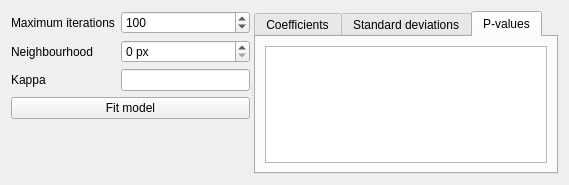
nextgis/qgis_molusce, file ui/logisticregressionwidgetbase.ui: the form before one commit.
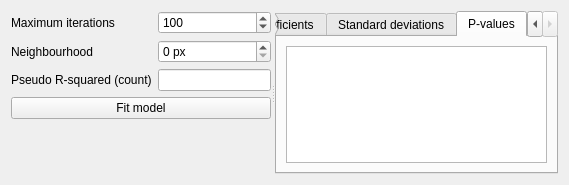
The form after the commit. Custom widgets are drawn as their Qt base class.

Commit message: Pseudo-R-squared for LR

Patch:
```diff
--- a/ui/logisticregressionwidgetbase.ui
+++ b/ui/logisticregressionwidgetbase.ui
@@ -31,7 +31,7 @@
        <item row="2" column="0">
         <widget class="QLabel" name="label_2">
          <property name="text">
-          <string>Kappa</string>
+          <string>Pseudo R-squared (count)</string>
          </property>
         </widget>
        </item>
```
Left out of the diff: 2 changed lines with no effect on the pictures. The commit also changes 3 other files.
